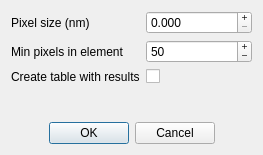
Above: fullrangeanalysisconfig.ui from PeeKayChonkster/QtNanotubeAnalysis before the change. Below: the same form after it.
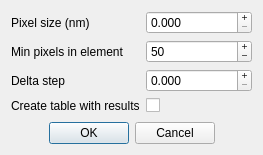
That is the form after the change.

Commit message: Add DeltaStep input to FullRangeConfigWindow

The edit to the form file:
```diff
--- a/fullrangeanalysisconfig.ui
+++ b/fullrangeanalysisconfig.ui
@@ -56,20 +56,43 @@
        </property>
       </widget>
      </item>
-     <item row="2" column="0">
+     <item row="3" column="0">
       <widget class="QLabel" name="createTableLabel">
        <property name="text">
         <string>Create table with results</string>
        </property>
       </widget>
      </item>
-     <item row="2" column="1">
+     <item row="3" column="1">
       <widget class="QCheckBox" name="createTableCheckbox">
        <property name="text">
         <string/>
        </property>
       </widget>
      </item>
+     <item row="2" column="0">
+      <widget class="QLabel" name="deltaStepLabel">
+       <property name="text">
+        <string>Delta step</string>
+       </property>
+      </widget>
+     </item>
+     <item row="2" column="1">
+      <widget class="QDoubleSpinBox" name="deltaStepInput">
+       <property name="buttonSymbols">
+        <enum>QAbstractSpinBox::PlusMinus</enum>
+       </property>
+       <property name="decimals">
+        <number>3</number>
+       </property>
+       <property name="maximum">
+        <double>1.000000000000000</double>
+       </property>
+       <property name="singleStep">
+        <double>0.010000000000000</double>
+       </property>
+      </widget>
+     </item>
     </layout>
    </item>
    <item>
```
The commit also changes 8 other files.
